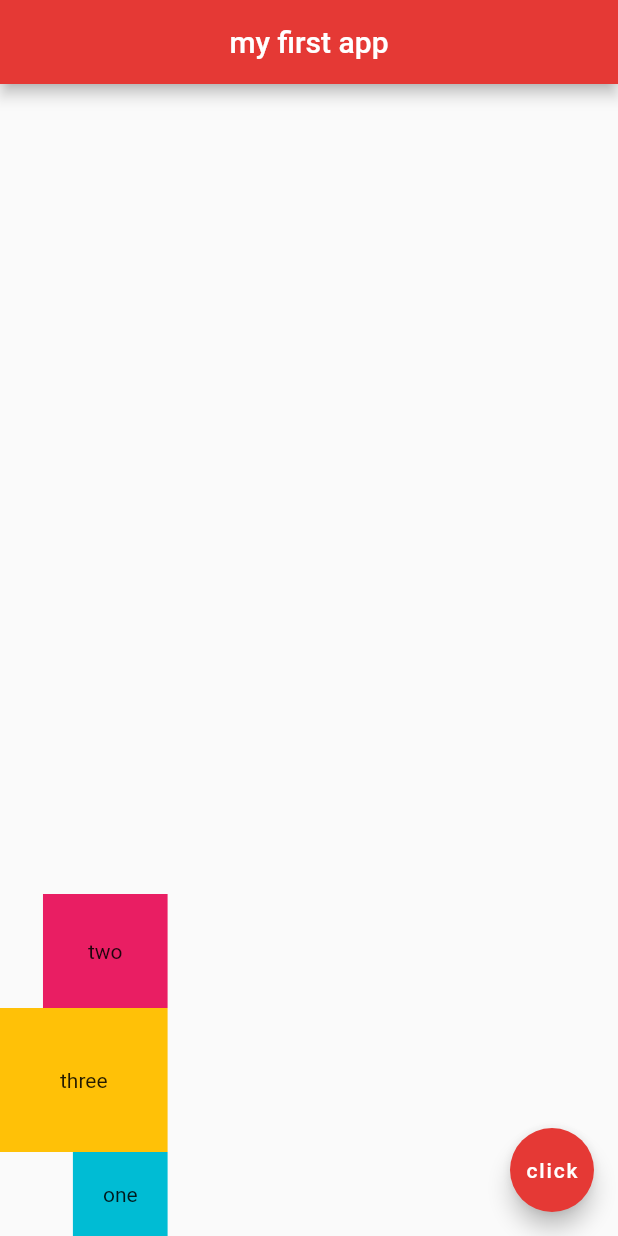
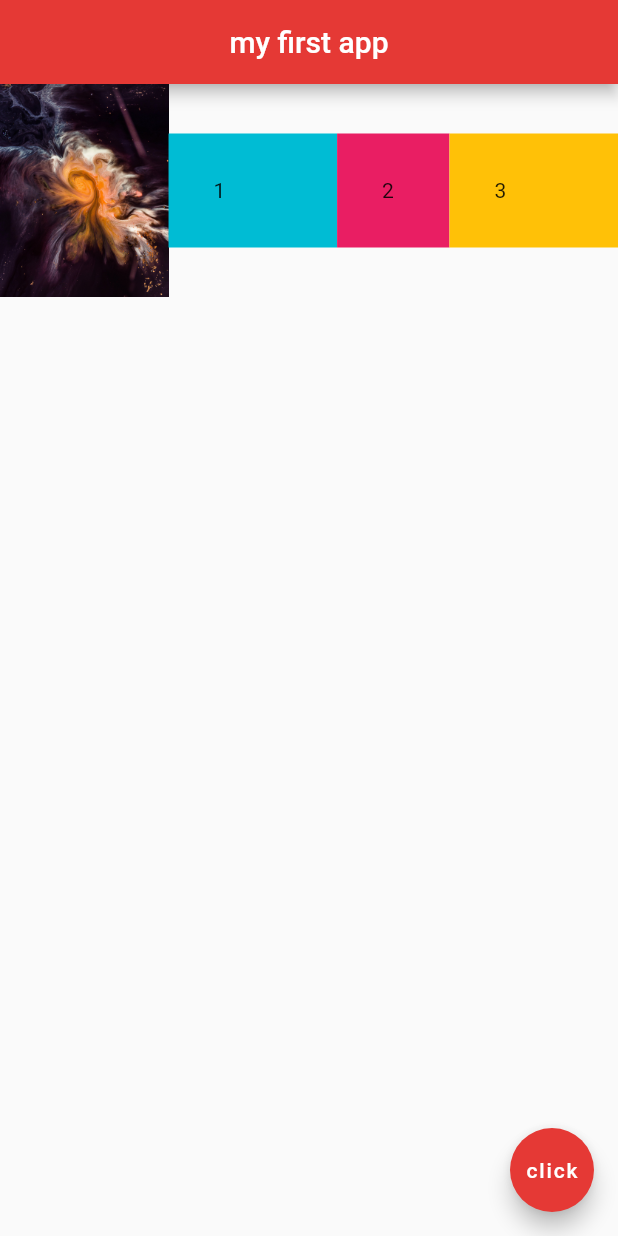
Before and after one commit to chemedev/flutter-tutorial, a Flutter app: the screen it shows after launch, on a phone screen of 412 x 824 dp. Run offline on Flutter 3.47's test engine with Material 2 defaults, Android fonts, the phone set to English and light mode, and no system bars.

Commit message:
containers-padding-rows-cols

```diff
--- a/lib/main.dart
+++ b/lib/main.dart
@@ -15,22 +15,30 @@ class Home extends StatelessWidget {
         centerTitle: true,
         backgroundColor: Colors.red[600],
       ),
-      body: Column(
-        mainAxisAlignment: MainAxisAlignment.end,
-        crossAxisAlignment: CrossAxisAlignment.end,
+      body: Row(
         children: <Widget>[
-          Container(
-              padding: EdgeInsets.all(30.0),
-              color: Colors.pink,
-              child: Text('two')),
-          Container(
-              padding: EdgeInsets.all(40.0),
-              color: Colors.amber,
-              child: Text('three')),
-          Container(
-              padding: EdgeInsets.all(20.0),
-              color: Colors.cyan,
-              child: Text('one')),
+          Expanded(child: Image.asset('assets/space-2.jpg'), flex: 3),
+          Expanded(
+            flex: 3,
+            child: Container(
+                padding: EdgeInsets.all(30.0),
+                color: Colors.cyan,
+                child: Text('1')),
+          ),
+          Expanded(
+            flex: 2,
+            child: Container(
+                padding: EdgeInsets.all(30.0),
+                color: Colors.pink,
+                child: Text('2')),
+          ),
+          Expanded(
+            flex: 3,
+            child: Container(
+                padding: EdgeInsets.all(30.0),
+                color: Colors.amber,
+                child: Text('3')),
+          ),
         ],
       ),
       floatingActionButton: FloatingActionButton(
```
